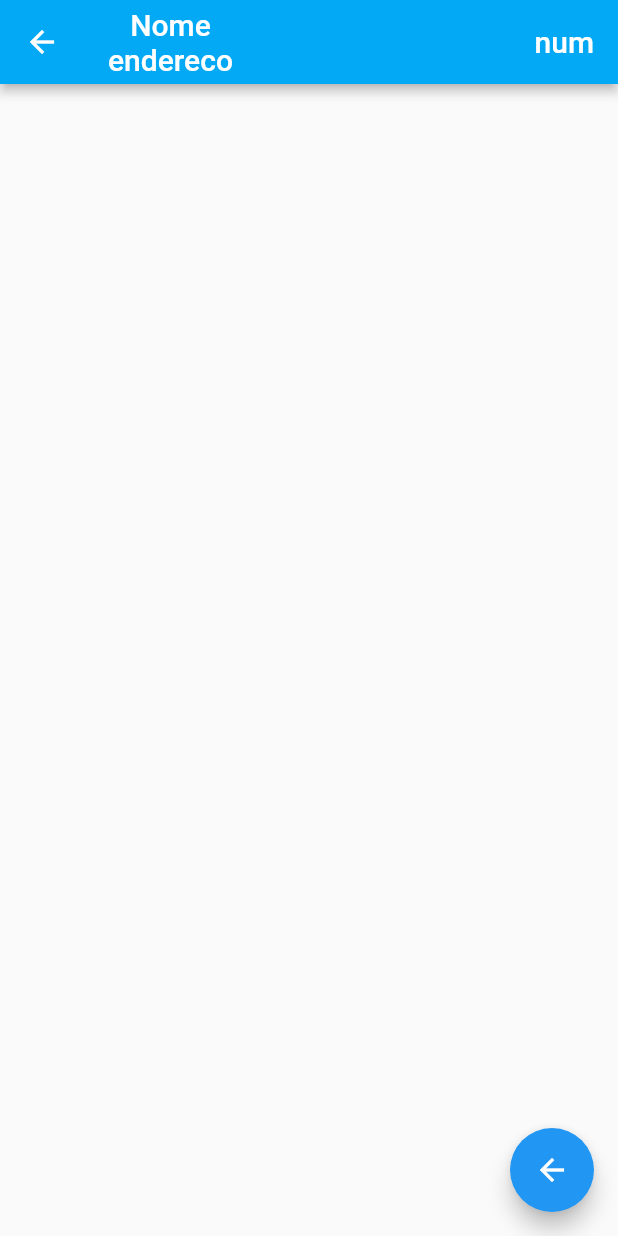
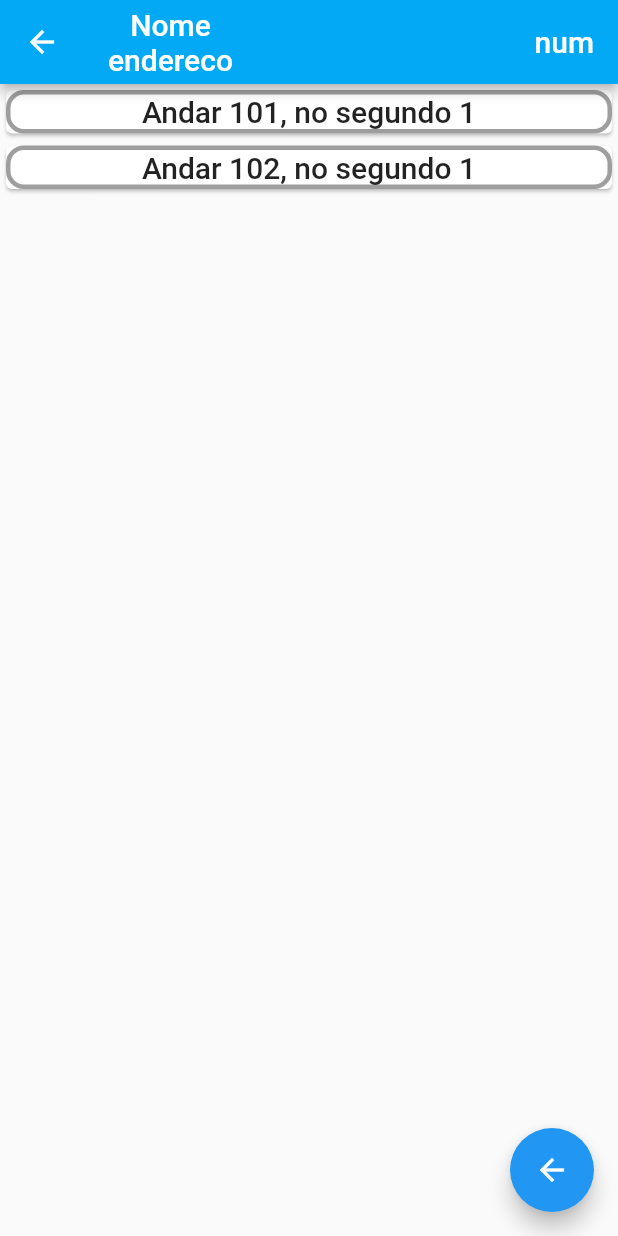
Before and after one commit to MrBertemes/HotelManagementApp, a Flutter app: the HotelPage screen opened directly, on a phone screen of 412 x 824 dp. Run offline on Flutter 3.47's test engine with Material 2 defaults, Android fonts, the phone set to English and light mode, and no system bars; missing offline and left inert: async_button_builder, postgres.

Commit message:
Room widget created

```diff
--- a/lib/pages/hotel.dart
+++ b/lib/pages/hotel.dart
@@ -1,5 +1,6 @@
 // ignore_for_file: prefer_const_constructors, prefer_const_literals_to_create_immutables
 
+import 'package:bk/widgets/room.dart';
 import 'package:flutter/material.dart';
 
 class HotelPage extends StatefulWidget {
@@ -10,6 +11,11 @@ class HotelPage extends StatefulWidget {
 }
 
 class _HotelPageState extends State<HotelPage> {
+  final List<Room> _listRoom = <Room>[
+    Room(numero: 101, andar: 1, preco: 50),
+    Room(numero: 102, andar: 1, preco: 50),
+  ];
+
   @override
   Widget build(BuildContext context) {
     return Scaffold(
@@ -32,6 +38,25 @@ class _HotelPageState extends State<HotelPage> {
         centerTitle: true,
         elevation: 3,
       ),
+      // body: LayoutBuilder(
+      //   builder: (p0, p1) {
+      //     return SingleChildScrollView(
+      //       scrollDirection: Axis.horizontal,
+      //     );
+      //   },
+      // ),
+      body: ListView.builder(
+        itemCount: _listRoom.length,
+        itemBuilder: ((context, index) {
+          return Column(
+            children: <Widget>[
+              Card(
+                child: _listRoom[index],
+              ),
+            ],
+          );
+        }),
+      ),
       floatingActionButton: FloatingActionButton(
         child: Icon(Icons.arrow_back),
         onPressed: () {
--- /dev/null
+++ b/lib/widgets/room.dart
@@ -0,0 +1,45 @@
+// ignore_for_file: must_be_immutable
+
+import 'package:flutter/material.dart';
+import 'package:flutter/rendering.dart';
+
+class Room extends StatelessWidget {
+  int numero;
+  int andar;
+  double preco;
+  Room(
+      {super.key,
+      required this.numero,
+      required this.andar,
+      required this.preco});
+
+  @override
+  Widget build(BuildContext context) {
+    return LayoutBuilder(
+      builder: ((context, constraints) {
+        return Row(
+          mainAxisAlignment: MainAxisAlignment.start,
+          children: [
+            Container(
+              width: constraints.maxWidth,
+              alignment: AlignmentDirectional.center,
+              decoration: BoxDecoration(
+                borderRadius: BorderRadius.circular(12),
+                border: Border.all(
+                  color: Colors.grey,
+                  width: 3,
+                ),
+              ),
+              child: FittedBox(
+                child: Text(
+                  'Andar ${numero.toString()}, no segundo ${andar.toString()}',
+                  style: Theme.of(context).textTheme.headline6,
+                ),
+              ),
+            ),
+          ],
+        );
+      }),
+    );
+  }
+}
```
